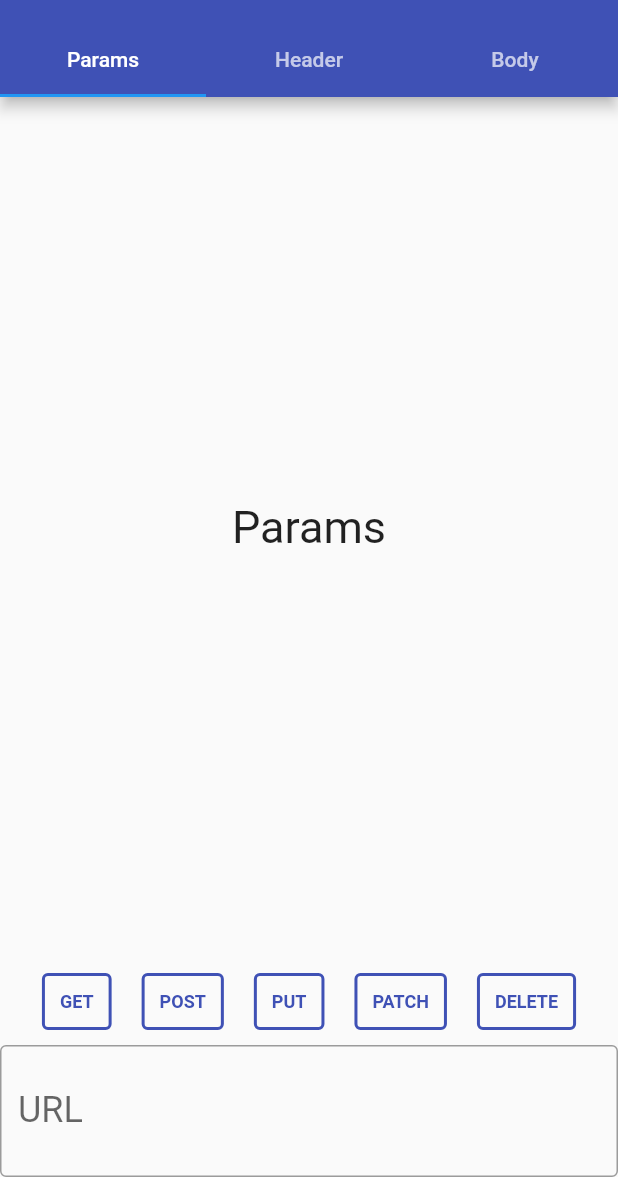
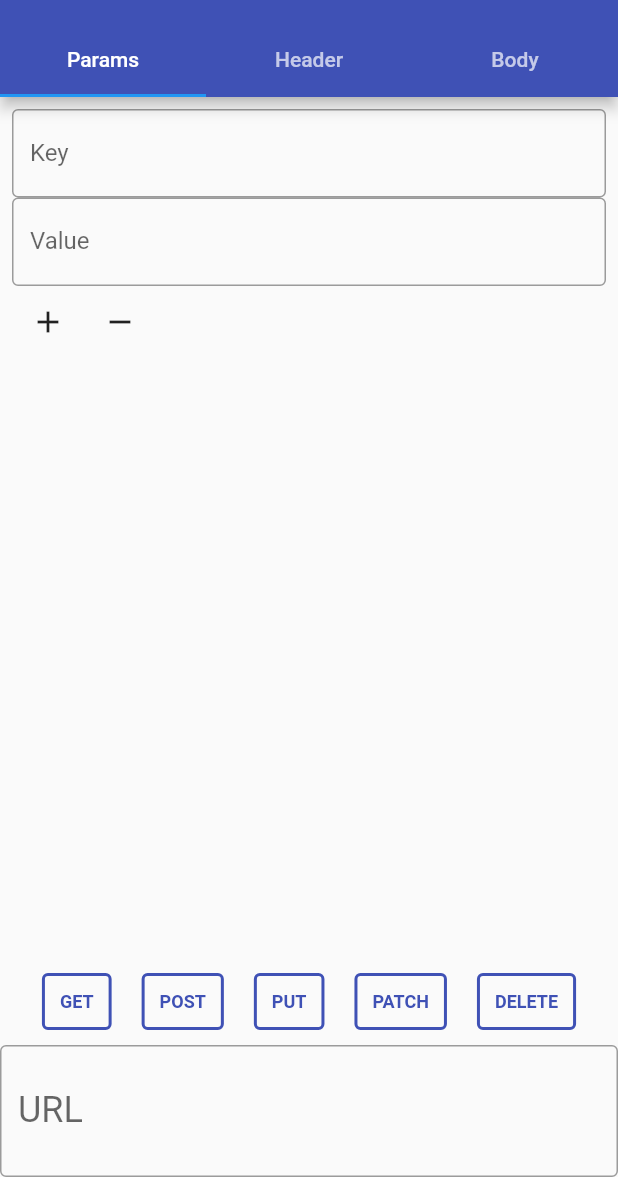
Before and after one commit to Tejas20002/flutter-reset-api-client, a Flutter app: the screen it shows after launch, on a phone screen of 412 x 824 dp, the part 59-1236 px from its top. Run offline on Flutter 3.47's test engine with Material 2 defaults, Android fonts, the light colour scheme and no system bars.

Commit message:
[*] add the key and value params [*] get & post dynamic [*] bug fix

```diff
--- a/lib/src/api/api_client.dart
+++ b/lib/src/api/api_client.dart
@@ -31,7 +31,7 @@ class APIClient {
     }
   }
 
-  static Future<dynamic> post(String endpoint, dynamic body) async {
+  static Future<ResponseData> post(String endpoint, dynamic body) async {
     final url = '$endpoint';
     final headers = {'Content-Type': 'application/json'};
     final jsonBody = jsonEncode(body);
@@ -39,8 +39,9 @@ class APIClient {
     final response = await http.post(Uri.parse(url), headers: headers, body: jsonBody);
 
     if (response.statusCode == 200) {
-      return jsonDecode(response.body);
+      return ResponseData(response.statusCode, response.body, "");
     } else {
+      return ResponseData(response.statusCode, response.body, "");
       throw Exception('Failed to make a POST request');
     }
   }
--- a/lib/src/ui/Home.dart
+++ b/lib/src/ui/Home.dart
@@ -1,5 +1,4 @@
 import 'package:flutter/material.dart';
-import 'package:pope/src/model/responseModel.dart';
 import 'package:pope/src/ui/response/respose.dart';
 import '../api/api_client.dart';
 
@@ -12,12 +11,13 @@ class Home extends StatefulWidget {
 
 class _HomeState extends State<Home> with SingleTickerProviderStateMixin {
   TabController? phb;
+  String? method;
   final TextEditingController _urlController = TextEditingController();
-  List<String> tabs = ['Params', 'Header', 'Body'];
+  TextEditingController _keys = TextEditingController();
+  TextEditingController _values = TextEditingController();
   List<TextEditingController> _key = [];
   List<TextEditingController> _value = [];
-
-  final _formKey = GlobalKey<FormState>();
+  int _counter = 1;
 
   @override
   void initState() {
@@ -34,11 +34,13 @@ class _HomeState extends State<Home> with SingleTickerProviderStateMixin {
   }
 
   // Remove the form field
-  _removeField(i){
-    setState(() {
-      _key.removeAt(i);
-      _value.removeAt(i);
-    });
+  _removeField() {
+    if (_key.length > 1) {
+      setState(() {
+        _key.removeAt(_key.length - 1);
+        _value.removeAt(_value.length - 1);
+      });
+    }
   }
 
   @override
@@ -50,9 +52,17 @@ class _HomeState extends State<Home> with SingleTickerProviderStateMixin {
         backgroundColor: Colors.indigo,
         bottom: TabBar(
           controller: phb,
-          tabs: tabs.map((tab) => Tab(
-              text: tab,
-          )).toList(),
+          tabs: [
+            Tab(
+              text: 'Params',
+            ),
+            Tab(
+              text: 'Header',
+            ),
+            Tab(
+              text: 'Body',
+            )
+          ],
         ),
       ),
       body: Column(
@@ -60,16 +70,42 @@ class _HomeState extends State<Home> with SingleTickerProviderStateMixin {
           Flexible(
             child: TabBarView(
               controller: phb,
-              children: const [
-                Center(
-                  child: Text(
-                    "Params",
-                  style: TextStyle(
-                    fontSize: 30,
+              children: [
+                // for(int i = 0; i < _key.length; i++)
+                  Padding(
+                    padding: EdgeInsets.all(8.0),
+                    child: Column(
+                      children: [
+                        TextField(
+                          controller: _keys,
+                          decoration: const InputDecoration(
+                              labelText: 'Key',
+                              border: OutlineInputBorder(),
+                          ),
+                        ),
+                        TextField(
+                          controller: _values,
+                          decoration: const InputDecoration(
+                            labelText: 'Value',
+                            border: OutlineInputBorder(),
+                          ),
+                        ),
+                        Row(
+                          children: [
+                            IconButton(
+                              icon: Icon(Icons.add),
+                              onPressed: () => _addField(),
+                            ),
+                            IconButton(
+                              icon: Icon(Icons.remove),
+                              onPressed: () => _removeField(),
+                            ),
+                          ],
+                        ),
+                      ],
                     ),
                   ),
-                ),
-                Center(
+                const Center(
                   child: Text(
                     "Header",
                     style: TextStyle(
@@ -77,7 +113,7 @@ class _HomeState extends State<Home> with SingleTickerProviderStateMixin {
                     ),
                   ),
                 ),
-                Center(
+                const Center(
                   child: Text(
                     "Body",
                     style: TextStyle(
@@ -96,11 +132,31 @@ class _HomeState extends State<Home> with SingleTickerProviderStateMixin {
           Wrap(
             direction: Axis.horizontal,
             children: [
-              _containerButton(text: "GET", method: () {}),
-              _containerButton(text: "POST", method: () {}),
-              _containerButton(text: "PUT", method: () {}),
-              _containerButton(text: "PATCH", method: () {}),
-              _containerButton(text: "DELETE", method: () {}),
+              _containerButton(text: "GET", method: () {
+                setState(() {
+                  method = "GET";
+                });
+              }),
+              _containerButton(text: "POST", method: () {
+                setState(() {
+                  method = "POST";
+                });
+              }),
+              _containerButton(text: "PUT", method: () {
+                setState(() {
+                  method = "PUT";
+                });
+              }),
+              _containerButton(text: "PATCH", method: () {
+                setState(() {
+                  method = "PATCH";
+                });
+              }),
+              _containerButton(text: "DELETE", method: () {
+                setState(() {
+                  method = "DELETE";
+                });
+              }),
             ],
           ),
           Wrap(
@@ -127,15 +183,33 @@ class _HomeState extends State<Home> with SingleTickerProviderStateMixin {
             fontSize: 24,
           ),
           decoration: InputDecoration(
-
               border: OutlineInputBorder(),
               hoverColor: Colors.indigo,
               labelText: 'URL',
               suffix: IconButton(
                   onPressed: () async {
                     debugPrint(_urlController.text);
-                    var data = await APIClient.get(_urlController.text);
-                    debugPrint("data: ${data}");
+                    var data;
+                    // var data = await APIClient.get(_urlController.text);
+                    // debugPrint("data: ${data}");
+                    switch(method){
+                      case 'GET':
+                        data = await APIClient.get("${_urlController.text}?${_keys.text}=${_values.text}");
+                        debugPrint(method);
+                        break;
+                      case 'POST':
+                        data = await APIClient.post("${_urlController.text}?${_keys.text}=${_values.text}", "");
+                        break;
+                      case 'PUT':
+                        debugPrint(method);
+                        break;
+                      case 'PATCH':
+                        debugPrint(method);
+                        break;
+                      default:
+                        debugPrint(method);
+                        break;
+                    }
                     // ignore: use_build_context_synchronously
                     Navigator.push(
                         context,
@@ -149,7 +223,9 @@ class _HomeState extends State<Home> with SingleTickerProviderStateMixin {
 
   InkWell _containerButton({String? text, required Function method}) {
     return InkWell(
-      onTap: method(),
+      onTap: (){
+        method();
+        },
       child: Container(
         decoration: BoxDecoration(
           border: Border.all(
--- a/lib/src/ui/response/respose.dart
+++ b/lib/src/ui/response/respose.dart
@@ -1,5 +1,3 @@
-import 'dart:convert';
-
 import 'package:flutter/material.dart';
 
 class Ressponse extends StatefulWidget {
```
